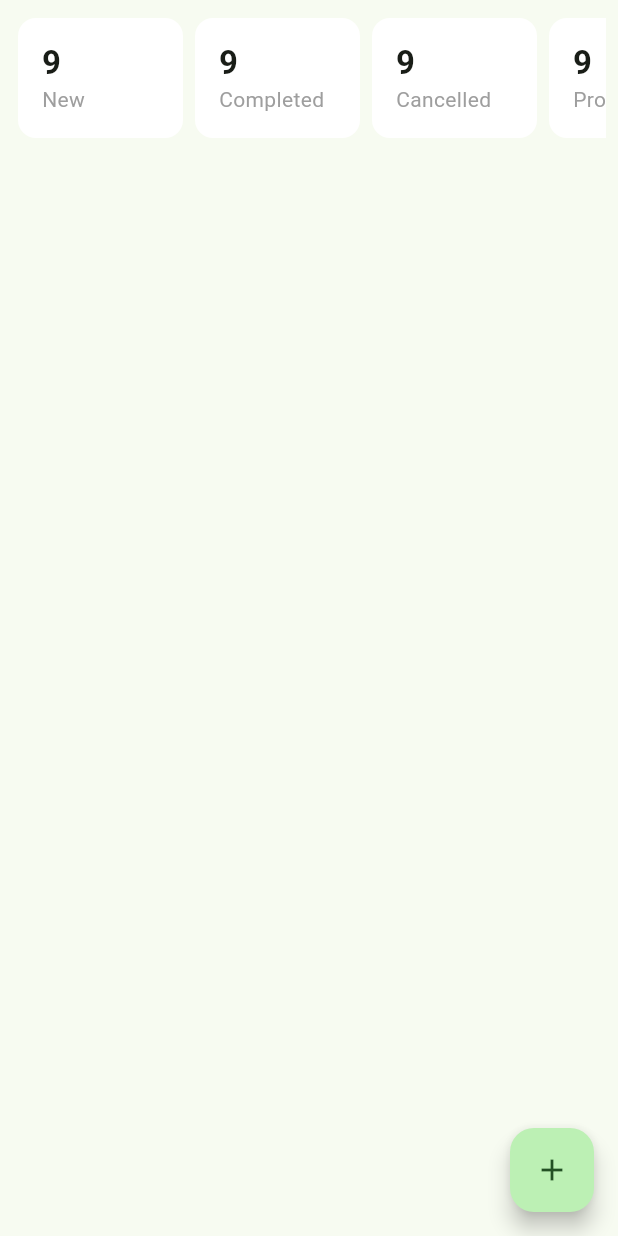
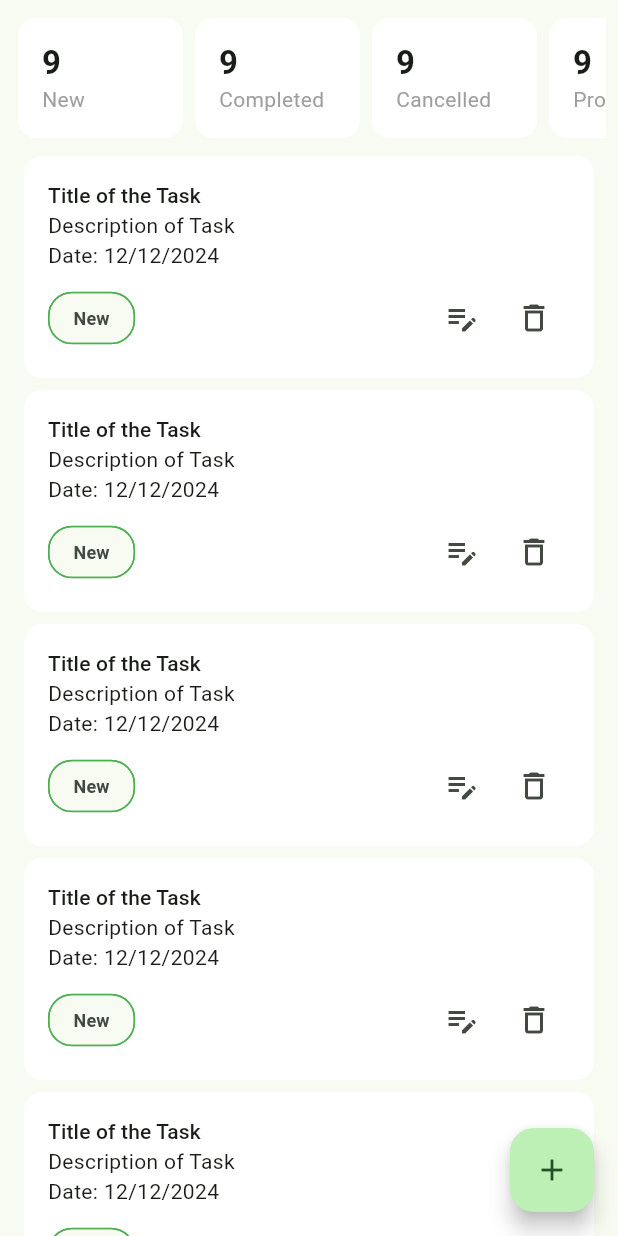
Before and after one commit to azizulever/task_manager, a Flutter app: the NewTaskScreen screen opened directly, on a phone screen of 412 x 824 dp. Run offline on Flutter 3.47's test engine with Material 3 defaults, Android fonts, the phone set to English and light mode, and no system bars; our stand-ins replace flutter_svg, pin_code_fields.

Commit message:
Task Screen Created

```diff
--- a/lib/ui/screens/new_task_screen.dart
+++ b/lib/ui/screens/new_task_screen.dart
@@ -1,6 +1,6 @@
 import 'package:flutter/material.dart';
 import 'package:task_manager/ui/screens/add_new_task_screen.dart';
-
+import '../widgets/task_card.dart';
 import '../widgets/task_summary_card.dart';
 
 class NewTaskScreen extends StatelessWidget {
@@ -12,21 +12,34 @@ class NewTaskScreen extends StatelessWidget {
       body: Column(
         children: [
           _buildSummarySection(),
+          Expanded(
+            child: ListView.separated(
+              itemCount: 10,
+              itemBuilder: (context, index) {
+                return const TaskCard();
+              },
+              separatorBuilder: (context, index) {
+                return const SizedBox(height: 8);
+              },
+            ),
+          ),
         ],
       ),
       floatingActionButton: FloatingActionButton(
-        onPressed: () {
-          Navigator.push(
-            context,
-            MaterialPageRoute(
-              builder: (context) => const AddNewTaskScreen(),
-            ),
-          );
-        },
+        onPressed: () => _onTapFAButton(context),
         child: const Icon(Icons.add),
       ),
     );
   }
+
+void _onTapFAButton(BuildContext context) {
+  Navigator.push(
+    context,
+    MaterialPageRoute(
+      builder: (context) => const AddNewTaskScreen(),
+    ),
+  );
+}
 
   Widget _buildSummarySection() {
     return const Padding(
--- /dev/null
+++ b/lib/ui/widgets/task_card.dart
@@ -0,0 +1,77 @@
+import 'package:flutter/material.dart';
+import '../utils/app_colors.dart';
+
+class TaskCard extends StatelessWidget {
+  const TaskCard({
+    super.key,
+  });
+
+  @override
+  Widget build(BuildContext context) {
+    return Card(
+      color: Colors.white,
+      elevation: 0,
+      margin: const EdgeInsets.symmetric(horizontal: 16),
+      child: Padding(
+        padding: const EdgeInsets.all(16),
+        child: Column(
+          crossAxisAlignment: CrossAxisAlignment.start,
+          children: [
+            Text(
+              'Title of the Task',
+              style: Theme.of(context).textTheme.titleSmall,
+            ),
+            const Text('Description of Task'),
+            const Text('Date: 12/12/2024'),
+            const SizedBox(height: 8),
+            Row(
+              mainAxisAlignment: MainAxisAlignment.spaceBetween,
+              crossAxisAlignment: CrossAxisAlignment.center,
+              children: [
+                _buildTaskStatusChip(),
+                Wrap(
+                  children: [
+                    IconButton(
+                      onPressed: () => _onTapEditButton(context),
+                      icon: const Icon(Icons.edit_note),
+                    ),
+                    IconButton(
+                      onPressed: () {},
+                      icon: const Icon(Icons.delete_outline),
+                    ),
+                  ],
+                ),
+              ],
+            ),
+          ],
+        ),
+      ),
+    );
+  }
+
+  void _onTapEditButton(BuildContext context) {
+    showDialog(context: context, builder: (context){
+      return AlertDialog(
+        title: const Text('Status'),
+        actions: [
+          TextButton(onPressed: () {}, child: const Text('Cancel')),
+          TextButton(onPressed: () {}, child: const Text('Okay')),
+        ],
+      );
+    });
+  }
+  void _onTapDeleteButton() {}
+
+  Widget _buildTaskStatusChip() {
+    return Chip(
+      label: const Text(
+        'New',
+        style: TextStyle(fontSize: 12, fontWeight: FontWeight.bold),
+      ),
+      shape: RoundedRectangleBorder(
+        borderRadius: BorderRadius.circular(16),
+      ),
+      side: const BorderSide(color: AppColors.themeColor),
+    );
+  }
+}
```
